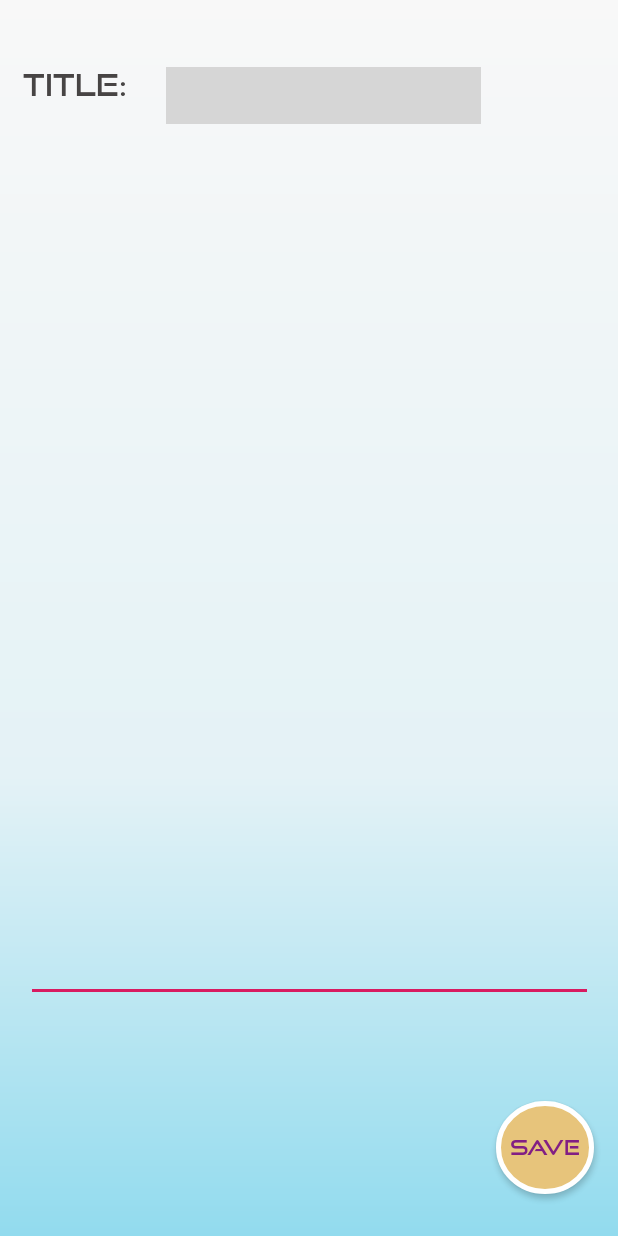
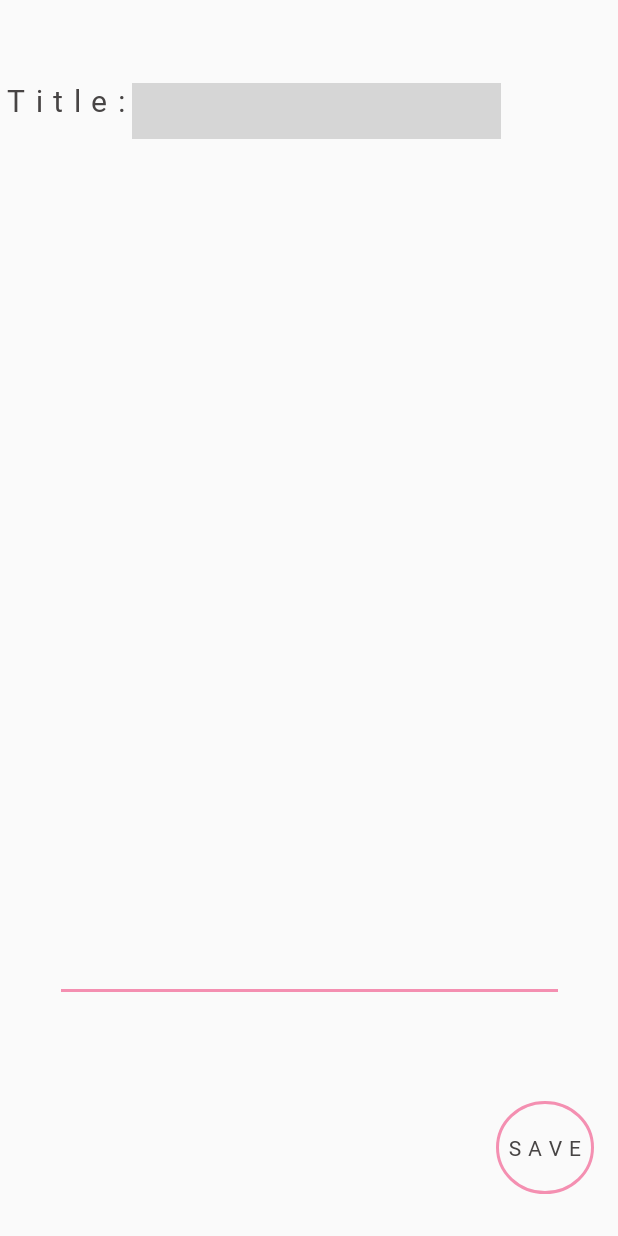
Before and after one commit to kitsune0100/NotesApp, an Android app: the newnote screen opened directly, with no data from a screen before it, on a phone screen of 412 x 824 dp. Run offline under Robolectric (Android 15) with nearby library versions, the phone set to English and light mode, and no system bars; grey boxes are pictures that could not be loaded.

Commit message:
5th commit ,Updated UI

```diff
--- a/app/src/main/java/com/test/notes/ListAdapter.java
+++ b/app/src/main/java/com/test/notes/ListAdapter.java
@@ -16,7 +16,7 @@ public class ListAdapter extends RecyclerView.Adapter<ListAdapter.MyViewHolder>
         public TextView textview;
         public MyViewHolder(View v){
             super(v);
-            textview=(TextView) v.findViewById(R.id.filename);
+            textview= v.findViewById(R.id.filename);
         }
     }
 
--- a/app/src/main/java/com/test/notes/MainActivity.java
+++ b/app/src/main/java/com/test/notes/MainActivity.java
@@ -11,6 +11,7 @@ import android.util.Log;
 import android.view.View;
 import android.widget.Button;
 import android.widget.EditText;
+import android.widget.TextView;
 
 import java.io.File;
 import java.util.ArrayList;
@@ -24,11 +25,12 @@ public class MainActivity extends AppCompatActivity {
         super.onCreate(savedInstanceState);
         setContentView(R.layout.activity_main);
         Button makenewnote;
+       // TextView textView=findViewById(R.id.textView);
         recyclerView=findViewById(R.id.recyclerView);
         //recyclerView.setHasFixedSize(true);
         File[] files=getFilesDir().listFiles();
         ArrayList<String> mdataset=new ArrayList<String>(10);
-        mdataset.add("first");
+        //mdataset.add("first");
         for(int i=0;i<files.length;i++)
         {
             Log.d("Exception","File name : "+files[i].getName());
--- a/app/src/main/res/drawable/roundbutton.xml
+++ b/app/src/main/res/drawable/roundbutton.xml
@@ -1,7 +1,6 @@
 <?xml version="1.0" encoding="utf-8"?>
 <shape xmlns:android="http://schemas.android.com/apk/res/android" android:shape="oval">
-    <solid android:color="@color/yellow"/>
-    <stroke android:color="@color/white" android:width="3dp"/>
+    <stroke android:color="@color/colorAccent" android:width="2dp"/>
     <size android:height="60dp" android:width="60dp"/>
     <corners android:radius="15dp"/>
 </shape>
--- a/app/src/main/res/layout/activity_main.xml
+++ b/app/src/main/res/layout/activity_main.xml
@@ -3,8 +3,8 @@
     xmlns:app="http://schemas.android.com/apk/res-auto"
     xmlns:tools="http://schemas.android.com/tools"
     android:layout_width="match_parent"
+    android:background="@color/white2"
     android:layout_height="match_parent"
-    android:background="@drawable/ic_notesbackground"
     tools:context=".MainActivity">
 
     <Button
@@ -15,7 +15,7 @@
         android:background="@drawable/roundbutton"
         android:fontFamily="@font/goodtimes"
         android:text="+"
-        android:textColor="@color/white"
+        android:textColor="@color/colorAccent"
         android:textSize="35dp"
         app:layout_constraintBottom_toBottomOf="parent"
         app:layout_constraintEnd_toEndOf="parent"
@@ -29,12 +29,14 @@
         android:layout_width="0dp"
         android:layout_height="46dp"
         android:layout_marginTop="8dp"
-        android:fontFamily="@font/goodtimesfont"
+        android:fontFamily="@font/typoroundbold"
         android:gravity="center"
         android:text="NOTES"
+        android:letterSpacing="1.25"
+        android:textStyle="bold"
         android:textAlignment="center"
         android:textColor="#607272"
-        android:textSize="24sp"
+        android:textSize="26sp"
         app:layout_constraintEnd_toEndOf="parent"
         app:layout_constraintStart_toStartOf="parent"
         app:layout_constraintTop_toTopOf="parent" />
--- a/app/src/main/res/layout/activity_newnote.xml
+++ b/app/src/main/res/layout/activity_newnote.xml
@@ -5,45 +5,42 @@
     android:id="@+id/newtitleofactivity"
     android:layout_width="match_parent"
     android:layout_height="match_parent"
-    android:background="@drawable/ic_notesbackground"
     tools:context=".newnote">
 
     <EditText
         android:id="@+id/newtextofnote"
-        android:layout_width="378dp"
-        android:layout_height="545dp"
+        android:layout_width="339dp"
+        android:layout_height="511dp"
         android:ems="10"
         android:gravity="start"
+        android:scrollbars="vertical"
+        android:scrollHorizontally="false"
         android:singleLine="false"
-        android:scrollbars="vertical"
         android:textAlignment="textStart"
-        android:scrollHorizontally="false"
         android:textColor="@color/gray"
         android:verticalScrollbarPosition="right"
         app:layout_constraintBottom_toBottomOf="parent"
         app:layout_constraintEnd_toEndOf="parent"
-        app:layout_constraintHorizontal_bias="0.515"
         app:layout_constraintStart_toStartOf="parent"
-        app:layout_constraintTop_toTopOf="parent"
-        app:layout_constraintVertical_bias="0.44" />
+        app:layout_constraintTop_toTopOf="parent" />
 
     <EditText
         android:id="@+id/titleofnote"
-        android:layout_width="210dp"
-        android:layout_height="38dp"
+        android:layout_width="246dp"
+        android:layout_height="37dp"
+        android:background="@drawable/titlebox"
         android:ems="10"
         android:gravity="start"
+        android:maxLength="2000"
+        android:scrollHorizontally="false"
         android:singleLine="false"
-        android:maxLength="2000"
-        android:background="@drawable/titlebox"
-        android:scrollHorizontally="false"
         android:textColor="@color/gray"
         app:layout_constraintBottom_toTopOf="@+id/newtextofnote"
         app:layout_constraintEnd_toEndOf="parent"
-        app:layout_constraintHorizontal_bias="0.547"
+        app:layout_constraintHorizontal_bias="0.529"
         app:layout_constraintStart_toStartOf="parent"
         app:layout_constraintTop_toTopOf="parent"
-        app:layout_constraintVertical_bias="0.527" />
+        app:layout_constraintVertical_bias="0.462" />
 
     <Button
         android:id="@+id/save"
@@ -51,9 +48,10 @@
         android:layout_height="62dp"
         android:layout_marginBottom="28dp"
         android:background="@drawable/roundbutton"
-        android:fontFamily="@font/goodtimesfont"
+        android:fontFamily="@font/typoroundbold"
         android:text="SAVE"
-        android:textColor="#821E84 "
+        android:letterSpacing="0.35"
+        android:textColor="@color/textgray"
         app:layout_constraintBottom_toBottomOf="parent"
         app:layout_constraintEnd_toEndOf="parent"
         app:layout_constraintHorizontal_bias="0.953"
@@ -65,13 +63,15 @@
         android:id="@+id/textView2"
         android:layout_width="79dp"
         android:layout_height="24dp"
-        android:fontFamily="@font/goodtimesfont"
+        android:fontFamily="@font/typoroundbold"
         android:gravity="center"
         android:text="Title:"
+        android:letterSpacing="0.35"
+        android:textColor="@color/textgray"
         android:textSize="20sp"
-        android:textColor="@color/textgray"
+        android:textAppearance="@style/TextAppearance.AppCompat.Menu"
         app:layout_constraintBaseline_toBaselineOf="@+id/titleofnote"
         app:layout_constraintEnd_toStartOf="@+id/titleofnote"
-        app:layout_constraintHorizontal_bias="0.343"
+        app:layout_constraintHorizontal_bias="0.466"
         app:layout_constraintStart_toStartOf="parent" />
 </androidx.constraintlayout.widget.ConstraintLayout>
--- a/app/src/main/res/values/colors.xml
+++ b/app/src/main/res/values/colors.xml
@@ -2,10 +2,11 @@
 <resources>
     <color name="colorPrimary">#44443F</color>
     <color name="colorPrimaryDark">#44443F</color>
-    <color name="colorAccent">#D81B60</color>
+    <color name="colorAccent">#FFF48FB1</color>
     <color name="gray">#787575</color>
     <color name="pink">#FFAFFB</color>
     <color name="white">#FFFFFF</color>
+    <color name="white2" >#FAF7F7</color>
     <color name="textgray">#474444</color>
-    <color name="yellow">#E7C47B</color>
+    <color name="yellow">#FFFCE4EC</color>
 </resources>
```
